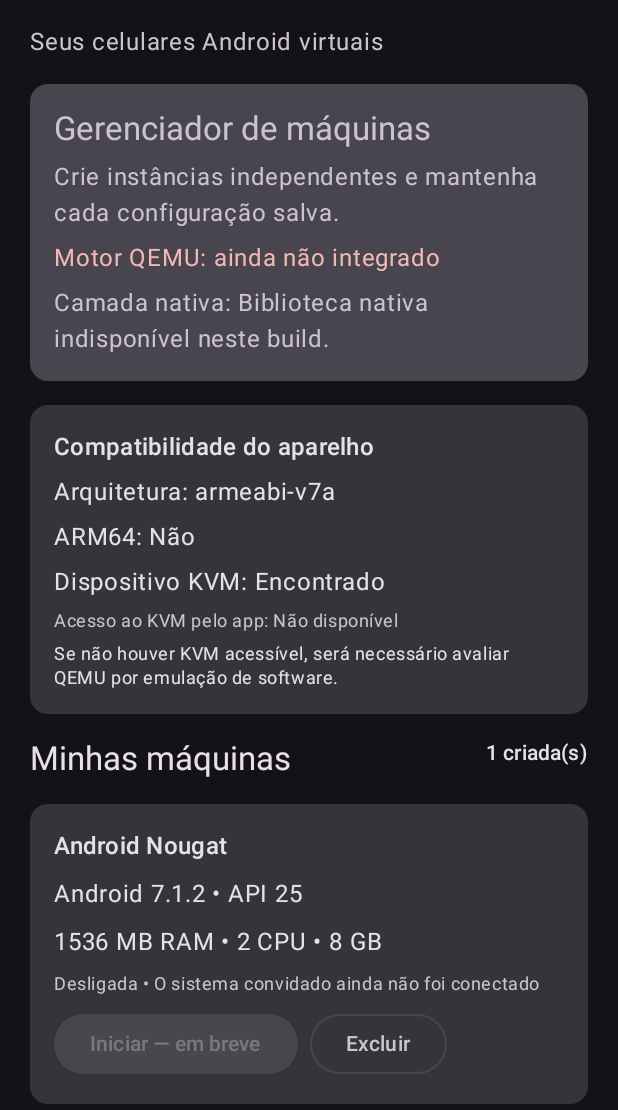
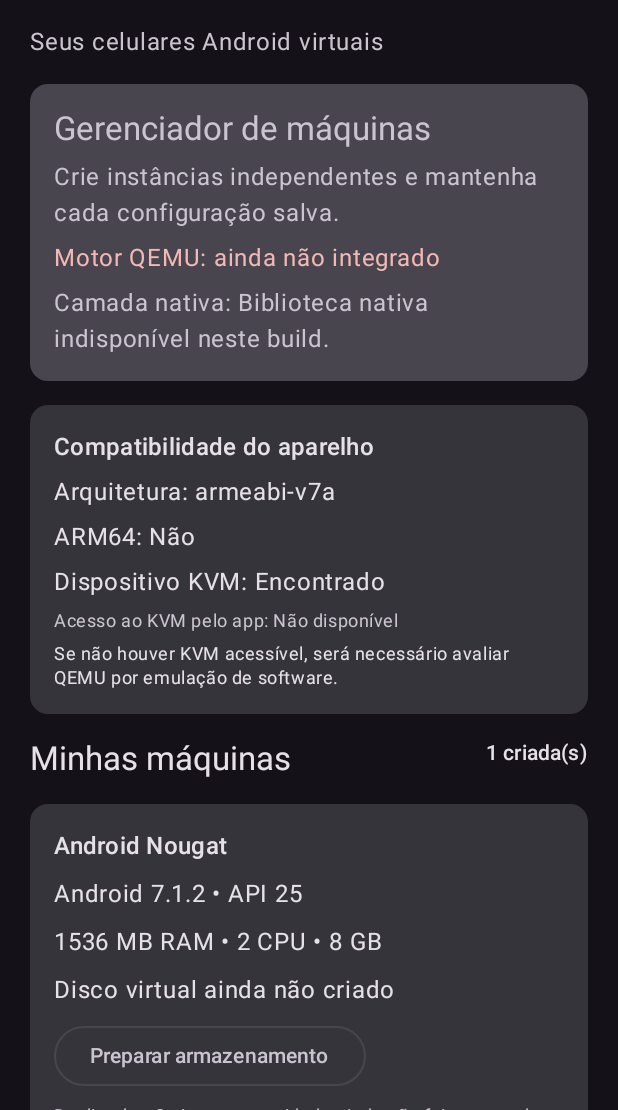
Before and after one commit to Prism-GD/Droid7BR, an Android app built with Jetpack Compose: the screen it shows after launch (MainActivity), on a phone screen of 412 x 824 dp, the part 126-1236 px from its top. Run offline under Robolectric (Android 15) with nearby library versions, the phone set to English and light mode, and no system bars; 2 statements that could not run were skipped.

Commit message:
Connect VM manager to persistent disk storage

```diff
--- a/app/src/main/java/br/com/prismgd/droid7br/MainActivity.kt
+++ b/app/src/main/java/br/com/prismgd/droid7br/MainActivity.kt
@@ -25,10 +25,12 @@ import androidx.compose.material3.darkColorScheme
 import androidx.compose.runtime.Composable
 import androidx.compose.runtime.mutableStateListOf
 import androidx.compose.runtime.remember
+import androidx.compose.ui.platform.LocalContext
 import androidx.compose.ui.Modifier
 import androidx.compose.ui.unit.dp
 import br.com.prismgd.droid7br.vm.DeviceCapabilities
 import br.com.prismgd.droid7br.vm.NativeRuntime
+import br.com.prismgd.droid7br.vm.VmStorageManager
 import br.com.prismgd.droid7br.vm.VmConfig
 import org.json.JSONArray
 import org.json.JSONObject
@@ -61,6 +63,9 @@ private fun Droid7BRHome(
         mutableStateListOf<VmConfig>().apply { addAll(initialMachines) }
     }
     val deviceCapabilities = remember { DeviceCapabilities.detect() }
+    val context = LocalContext.current
+    val storageManager = remember(context) { VmStorageManager(context) }
+    var storageMessage by remember { androidx.compose.runtime.mutableStateOf<String?>(null) }
 
     Surface(
         modifier = Modifier.fillMaxSize(),
@@ -136,6 +141,17 @@ private fun Droid7BRHome(
                         Text(machine.name, style = MaterialTheme.typography.titleMedium)
                         Text("Android ${machine.androidVersion} • API ${machine.apiLevel}")
                         Text("${machine.ramMb} MB RAM • ${machine.cpuCores} CPU • ${machine.storageGb} GB")
+                        Text(if (storageManager.hasDisk(machine)) "Disco RAW preparado" else "Disco virtual ainda não criado")
+                        OutlinedButton(onClick = {
+                            storageMessage = try {
+                                val disk = storageManager.prepareDisk(machine)
+                                "Disco preparado: ${disk.name} (${machine.storageGb} GB virtuais)."
+                            } catch (error: Exception) {
+                                "Falha ao preparar disco: ${error.message ?: "erro desconhecido"}"
+                            }
+                        }) {
+                            Text("Preparar armazenamento")
+                        }
                         Text(
                             "Desligada • O sistema convidado ainda não foi conectado",
                             style = MaterialTheme.typography.bodySmall,
@@ -146,6 +162,7 @@ private fun Droid7BRHome(
                                 Text("Iniciar — em breve")
                             }
                             OutlinedButton(onClick = {
+                                storageManager.deleteMachineStorage(machine)
                                 machines.remove(machine)
                                 onMachinesChanged(machines.toList())
                             }) {
@@ -167,6 +184,10 @@ private fun Droid7BRHome(
                 }
             ) {
                 Text("＋ Criar celular virtual")
+            }
+
+            storageMessage?.let { message ->
+                Text(message, style = MaterialTheme.typography.bodySmall)
             }
 
             Text(
```
